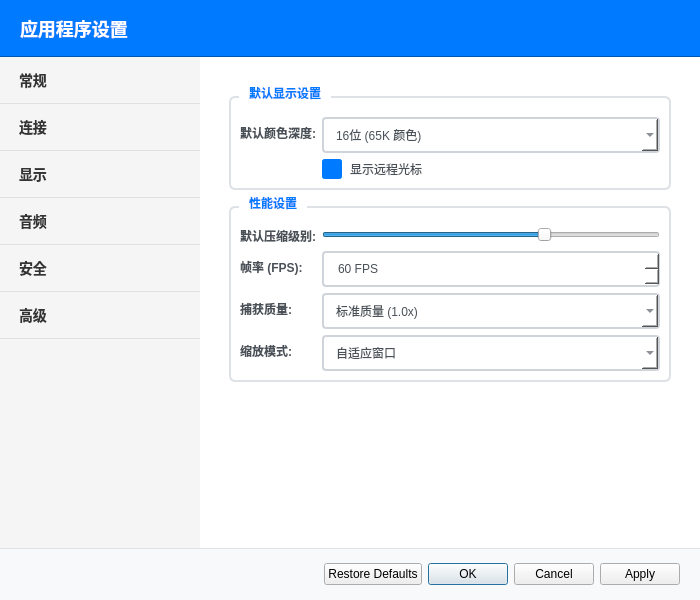
This is src/ui/settingsdialog.ui in JiaYongChen/QtRemoteDesktop as Qt 5 draws it before an edit. The edited form follows.
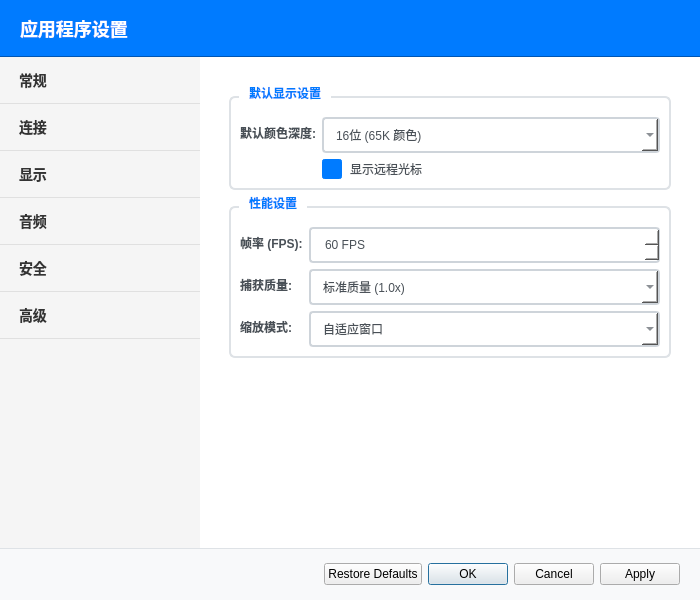
This is the edited form. The open tabs and pages were chosen to show the change. Icons and pictures are not drawn.

Commit message:
Add InputSimulator class and integration tests for producer-consumer model
- Implemented InputSimulator class for simulating mouse and keyboard inputs across different platforms (Windows, macOS, Linux).
- Added unit tests for ClientHandlerWorker to verify basic functionality.
- Developed comprehensive integration tests for the producer-consumer model, ensuring thread safety, data integrity, and handling of edge cases (queue full/empty).
- Included tests for high concurrency scenarios and queue statistics validation.

Patch:
```diff
--- a/src/ui/settingsdialog.ui
+++ b/src/ui/settingsdialog.ui
@@ -692,36 +692,13 @@
                 </property>
                 <layout class="QFormLayout" name="performanceFormLayout">
                  <item row="0" column="0">
-                  <widget class="QLabel" name="defaultCompressionLabel">
-                   <property name="text">
-                    <string>默认压缩级别:</string>
-                   </property>
-                  </widget>
-                 </item>
-                 <item row="0" column="1">
-                  <widget class="QSlider" name="defaultCompressionSlider">
-                   <property name="minimum">
-                    <number>0</number>
-                   </property>
-                   <property name="maximum">
-                    <number>9</number>
-                   </property>
-                   <property name="value">
-                    <number>6</number>
-                   </property>
-                   <property name="orientation">
-                    <enum>Qt::Horizontal</enum>
-                   </property>
-                  </widget>
-                 </item>
-                 <item row="1" column="0">
                   <widget class="QLabel" name="frameRateLabel">
                    <property name="text">
                     <string>帧率 (FPS):</string>
                    </property>
                   </widget>
                  </item>
-                 <item row="1" column="1">
+                 <item row="0" column="1">
                   <widget class="QSpinBox" name="frameRateSpinBox">
                    <property name="minimum">
                     <number>1</number>
@@ -737,14 +714,14 @@
                    </property>
                   </widget>
                  </item>
-                 <item row="2" column="0">
+                 <item row="1" column="0">
                   <widget class="QLabel" name="captureQualityLabel">
                    <property name="text">
                     <string>捕获质量:</string>
                    </property>
                   </widget>
                  </item>
-                 <item row="2" column="1">
+                 <item row="1" column="1">
                   <widget class="QComboBox" name="captureQualityComboBox">
                    <item>
                     <property name="text">
@@ -763,14 +740,14 @@
                    </item>
                   </widget>
                  </item>
-                 <item row="3" column="0">
+                 <item row="2" column="0">
                   <widget class="QLabel" name="scalingModeLabel">
                    <property name="text">
                     <string>缩放模式:</string>
                    </property>
                   </widget>
                  </item>
-                 <item row="3" column="1">
+                 <item row="2" column="1">
                   <widget class="QComboBox" name="scalingModeComboBox">
                    <item>
                     <property name="text">
```
The commit also changes 92 other files.
